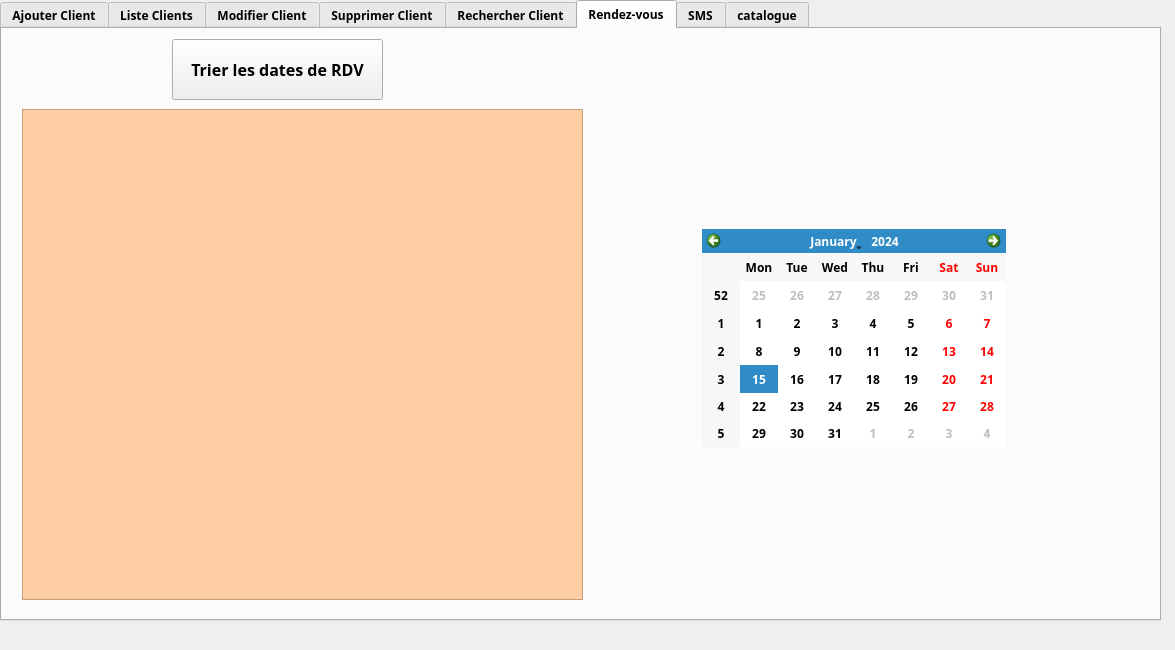
Old version of the form mainwindow.ui in the repository MedAzizBouzid/Smart_Beauty_Center_2A24.
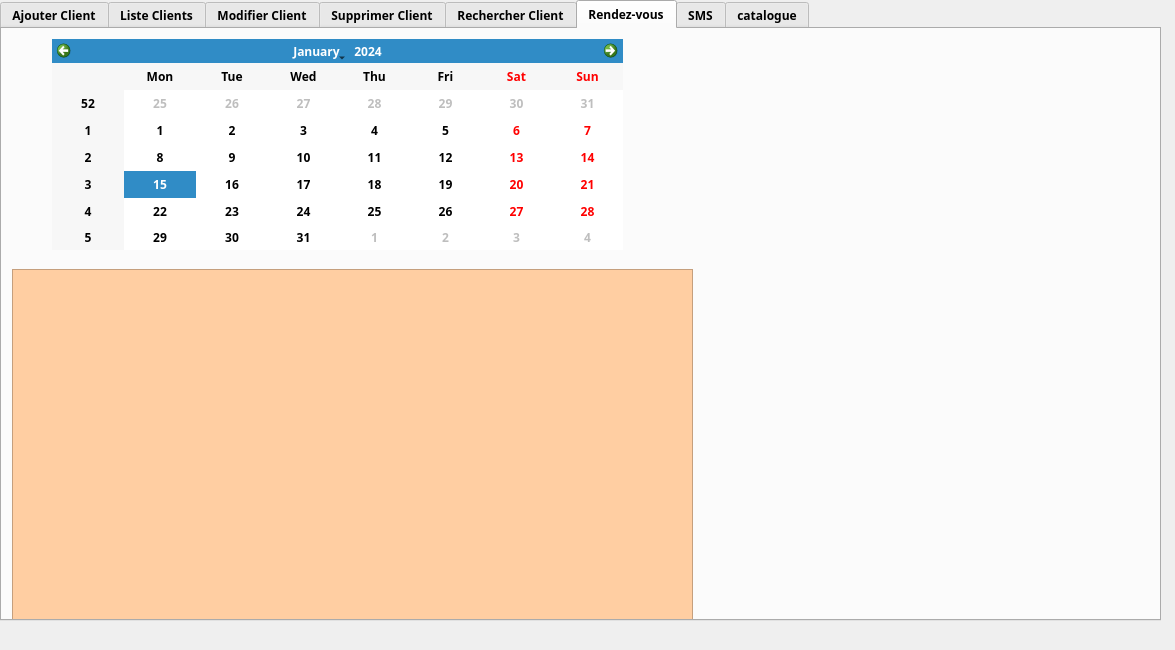
New version of the form. The open tabs and pages were chosen to show the change. Icons and pictures are not drawn.

```diff
--- a/mainwindow.ui
+++ b/mainwindow.ui
@@ -935,31 +935,13 @@
      <attribute name="title">
       <string>Rendez-vous</string>
      </attribute>
-     <widget class="QPushButton" name="pb_tri">
-      <property name="geometry">
-       <rect>
-        <x>170</x>
-        <y>10</y>
-        <width>211</width>
-        <height>61</height>
-       </rect>
-      </property>
-      <property name="font">
-       <font>
-        <pointsize>12</pointsize>
-       </font>
-      </property>
-      <property name="text">
-       <string>Trier les dates de RDV</string>
-      </property>
-     </widget>
      <widget class="QTableView" name="TVTRI">
       <property name="geometry">
        <rect>
-        <x>20</x>
-        <y>80</y>
-        <width>561</width>
-        <height>491</height>
+        <x>10</x>
+        <y>240</y>
+        <width>681</width>
+        <height>351</height>
        </rect>
       </property>
       <property name="font">
@@ -977,10 +959,10 @@
      <widget class="QCalendarWidget" name="calendarWidget">
       <property name="geometry">
        <rect>
-        <x>700</x>
-        <y>200</y>
-        <width>304</width>
-        <height>218</height>
+        <x>50</x>
+        <y>10</y>
+        <width>571</width>
+        <height>211</height>
        </rect>
       </property>
      </widget>
```
Left out of the diff: 16 changed lines with no effect on the pictures.
